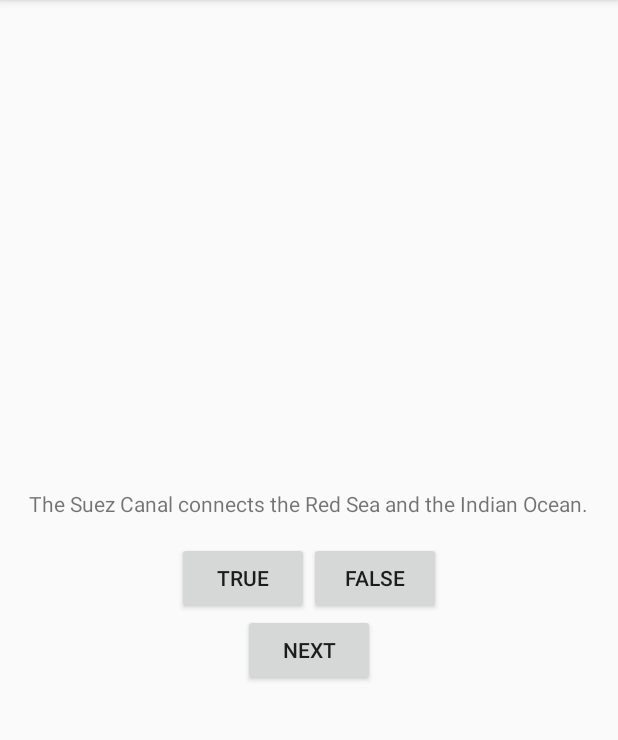
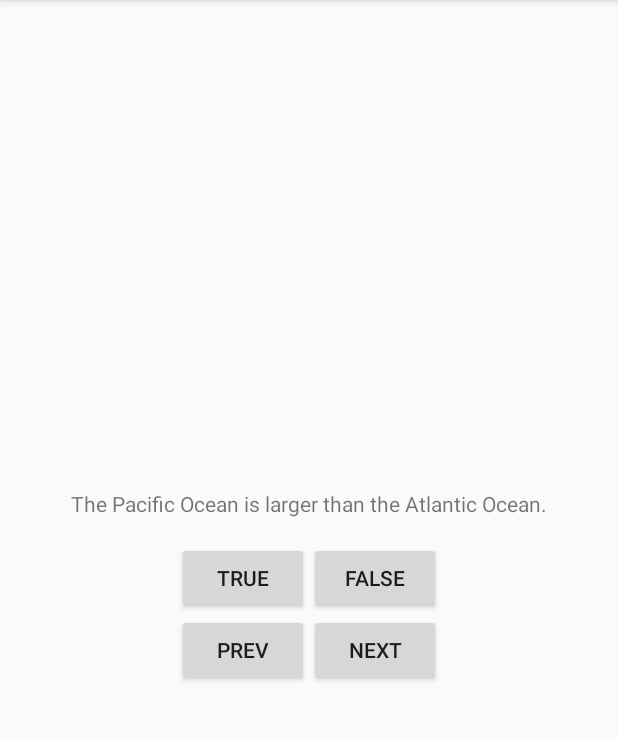
Before and after one commit to mnishiguchi/GeoQuiz, an Android app: the screen it shows after launch (MainActivity), after a tap on "NEXT", on a phone screen of 412 x 824 dp, the part 84-824 px from its top. Run offline under Robolectric (Android 15) with nearby library versions, the phone set to English and light mode, and no system bars; 3 other taps on this screen came first.

Commit message:
Add prev and next buttons; Add checkAnswer function

```diff
--- a/app/src/main/java/com/mnishiguchi/geoquiz/ui/MainActivity.kt
+++ b/app/src/main/java/com/mnishiguchi/geoquiz/ui/MainActivity.kt
@@ -12,7 +12,8 @@ import org.jetbrains.anko.toast
 class MainActivity : AppCompatActivity() {
 
     companion object {
-        private val questionBank = listOf<Question>(
+        // TODO("How best can I store questions and answers?")
+        private val questionBank = listOf (
                 Question(R.string.quiz_01, true),
                 Question(R.string.quiz_02, false),
                 Question(R.string.quiz_03, false),
@@ -24,28 +25,42 @@ class MainActivity : AppCompatActivity() {
 
     override fun onCreate(savedInstanceState: Bundle?) {
         super.onCreate(savedInstanceState)
-
-        // Inflate a layout and puts it on screen.
-        setContentView(R.layout.activity_main)
+        setContentView(R.layout.activity_main) // Inflate a layout and puts it on screen.
 
         questionText.setText(questionBank[currentIndex].textResId)
-
-        trueButton.setOnClickListener {
-            toast(R.string.incorrect_message)
+        trueButton.setOnClickListener { checkAnswer(true) }
+        falseButton.setOnClickListener { checkAnswer(false) }
+        prevButton.setOnClickListener {
+            setPrevIndex()
+            updateQuestion()
         }
-
-        falseButton.setOnClickListener {
-            toast(R.string.correct_message)
-        }
-
         nextButton.setOnClickListener {
-            currentIndex = (currentIndex + 1) % questionBank.size
+            setNextIndex()
             updateQuestion()
         }
     }
 
+    // Decrement the current index. Loop infinitely.
+    private fun setPrevIndex() {
+        currentIndex = if (currentIndex == 0) questionBank.size - 1 else currentIndex - 1
+    }
+
+    // Increment the current index. Loop infinitely.
+    private fun setNextIndex() {
+        currentIndex = (currentIndex + 1) % questionBank.size
+    }
+
+    // Set a question based on the current index.
     private fun updateQuestion() {
         val question = questionBank[currentIndex].textResId
         questionText.setText(question)
     }
+
+    private fun checkAnswer(isUserInputTrue: Boolean) {
+        if (isUserInputTrue == questionBank[currentIndex].isTrue) {
+            toast(R.string.correct_message)
+        } else {
+            toast(R.string.incorrect_message)
+        }
+    }
 }
--- a/app/src/main/res/layout/activity_main.xml
+++ b/app/src/main/res/layout/activity_main.xml
@@ -34,10 +34,23 @@
 
     </LinearLayout>
 
-    <Button
-        android:id="@+id/nextButton"
+    <LinearLayout
         android:layout_width="wrap_content"
         android:layout_height="wrap_content"
-        android:text="@string/next_button" />
+        android:orientation="horizontal">
+
+        <Button
+            android:id="@+id/prevButton"
+            android:layout_width="wrap_content"
+            android:layout_height="wrap_content"
+            android:text="@string/prev_button" />
+
+        <Button
+            android:id="@+id/nextButton"
+            android:layout_width="wrap_content"
+            android:layout_height="wrap_content"
+            android:text="@string/next_button" />
+
+    </LinearLayout>
 
 </LinearLayout>
--- a/app/src/main/res/values/strings.xml
+++ b/app/src/main/res/values/strings.xml
@@ -2,12 +2,13 @@
     <string name="app_name">GeoQuiz</string>
     <string name="true_button">True</string>
     <string name="false_button">False</string>
-    <string name="incorrect_message">incorrect_message</string>
-    <string name="correct_message">correct_message</string>
+    <string name="incorrect_message">Incorrect!</string>
+    <string name="correct_message">Correct!</string>
     <string name="next_button">Next</string>
     <string name="quiz_01">The Pacific Ocean is larger than the Atlantic Ocean.</string>
     <string name="quiz_02">The Suez Canal connects the Red Sea and the Indian Ocean.</string>
     <string name="quiz_03">The source of Nile River is in Egypt.</string>
     <string name="quiz_04">The Amazon river is the longest river in the Americas.</string>
     <string name="quiz_05">Lake Baikal is the world\'s oldest and deepest freshwater lake.</string>
+    <string name="prev_button">Prev</string>
 </resources>
```
